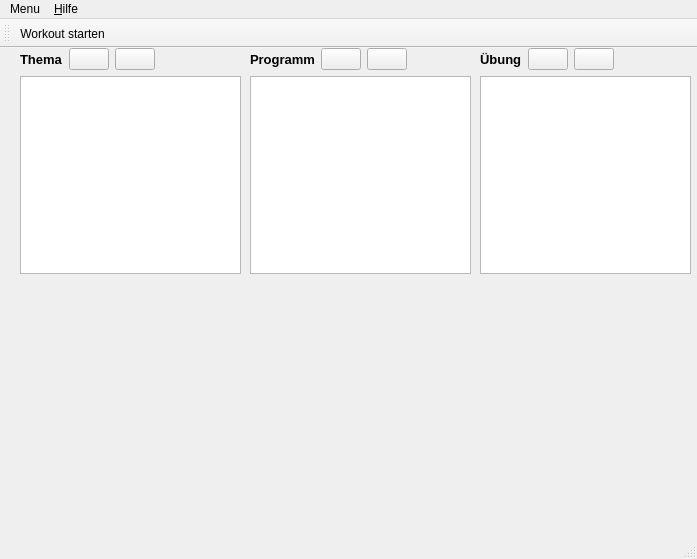
First picture: the form in speck_weg/ui/main_window.ui, repository hochstibe/fingertraining, before the edit.
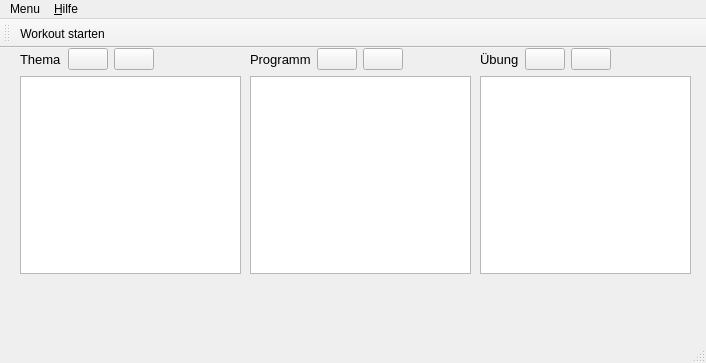
Second picture: the form after the edit. Icons and pictures are not drawn.

Diff of the .ui file:
```diff
--- a/speck_weg/ui/main_window.ui
+++ b/speck_weg/ui/main_window.ui
@@ -6,8 +6,8 @@
    <rect>
     <x>0</x>
     <y>0</y>
-    <width>697</width>
-    <height>559</height>
+    <width>706</width>
+    <height>363</height>
    </rect>
   </property>
   <property name="windowTitle">
@@ -32,8 +32,8 @@
           <font>
            <family>MS Shell Dlg 2</family>
            <pointsize>10</pointsize>
-           <weight>75</weight>
-           <bold>true</bold>
+           <weight>50</weight>
+           <bold>false</bold>
           </font>
          </property>
          <property name="text">
@@ -106,8 +106,8 @@
          <property name="font">
           <font>
            <pointsize>10</pointsize>
-           <weight>75</weight>
-           <bold>true</bold>
+           <weight>50</weight>
+           <bold>false</bold>
           </font>
          </property>
          <property name="text">
@@ -180,8 +180,8 @@
          <property name="font">
           <font>
            <pointsize>10</pointsize>
-           <weight>75</weight>
-           <bold>true</bold>
+           <weight>50</weight>
+           <bold>false</bold>
           </font>
          </property>
          <property name="text">
@@ -237,7 +237,7 @@
     <rect>
      <x>0</x>
      <y>0</y>
-     <width>697</width>
+     <width>706</width>
      <height>22</height>
     </rect>
    </property>
```
